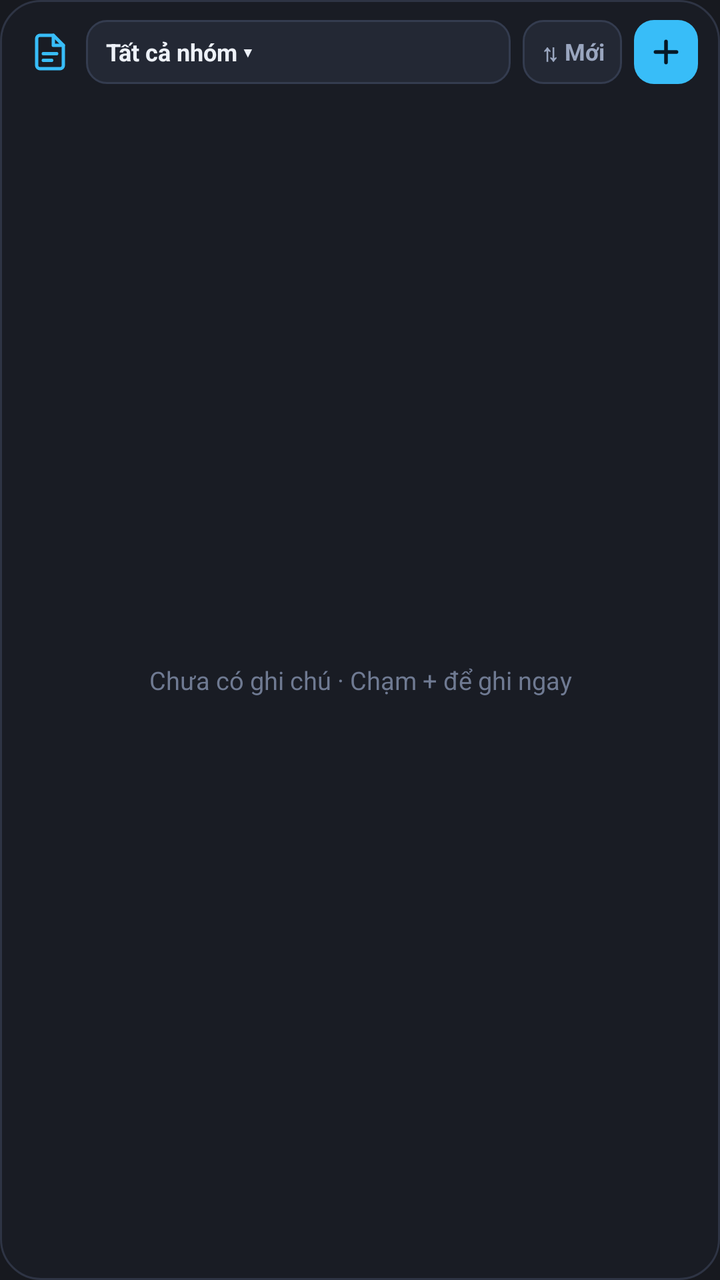
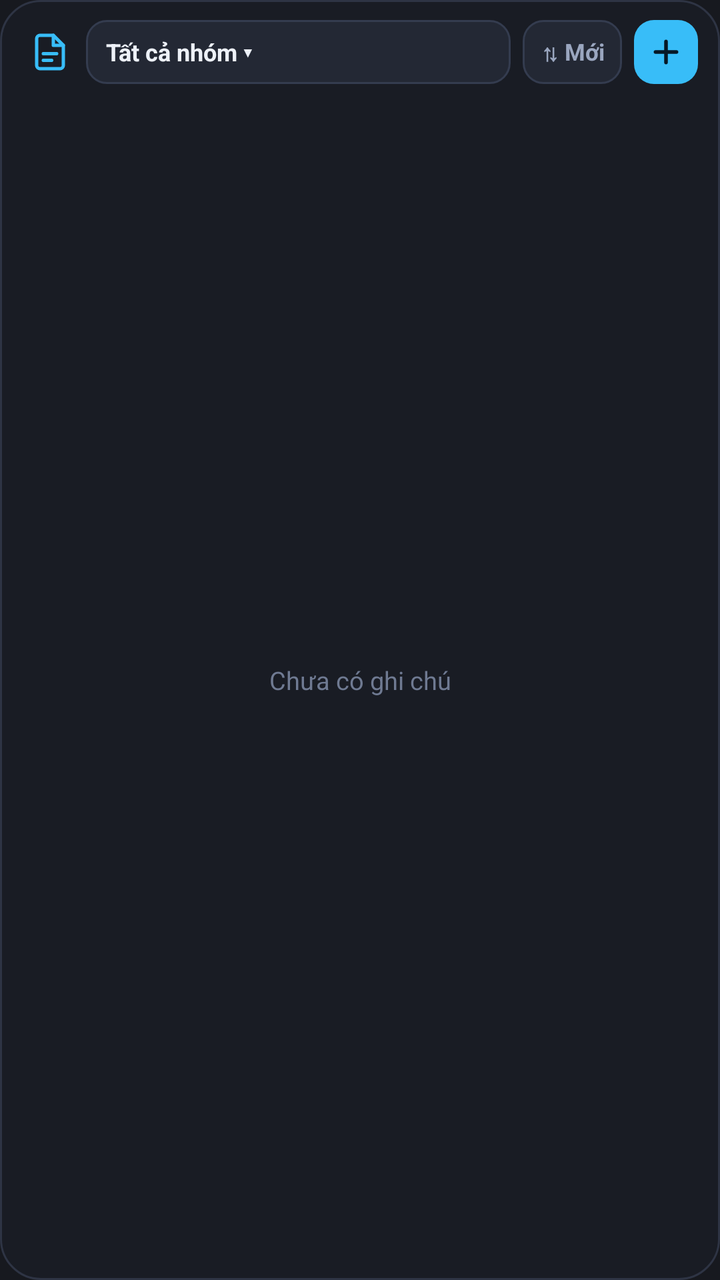

An Android layout rendered at two revisions. The XML below is the earlier revision; the diff shows what the commit changed to produce the second picture.
<!-- AndroidManifest.xml: application theme Theme.ObsidianQuick -->
<!-- res/layout/widget_notes.xml -->
<?xml version="1.0" encoding="utf-8"?>
<LinearLayout xmlns:android="http://schemas.android.com/apk/res/android"
    android:id="@+id/w_notes_root"
    android:layout_width="match_parent"
    android:layout_height="match_parent"
    android:background="@drawable/widget_bg"
    android:orientation="vertical"
    android:paddingStart="11dp"
    android:paddingTop="10dp"
    android:paddingEnd="11dp"
    android:paddingBottom="10dp">

    <LinearLayout
        android:layout_width="match_parent"
        android:layout_height="wrap_content"
        android:layout_marginBottom="8dp"
        android:gravity="center_vertical"
        android:orientation="horizontal">

        <ImageView
            android:id="@+id/w_notes_open_app"
            android:layout_width="28dp"
            android:layout_height="28dp"
            android:padding="4dp"
            android:scaleType="fitCenter"
            android:src="@drawable/ic_w_note_badge" />

        <TextView
            android:id="@+id/w_notes_group_btn"
            android:layout_width="0dp"
            android:layout_height="32dp"
            android:layout_marginStart="4dp"
            android:layout_marginEnd="6dp"
            android:layout_weight="1"
            android:background="@drawable/widget_btn_bg"
            android:ellipsize="end"
            android:gravity="center_vertical"
            android:paddingStart="10dp"
            android:paddingEnd="10dp"
            android:singleLine="true"
            android:text="Tất cả nhóm ▾"
            android:textColor="#EDF1F8"
            android:textSize="12sp"
            android:textStyle="bold" />

        <TextView
            android:id="@+id/w_notes_sort_btn"
            android:layout_width="wrap_content"
            android:layout_height="32dp"
            android:layout_marginEnd="6dp"
            android:background="@drawable/widget_btn_bg"
            android:gravity="center"
            android:paddingStart="9dp"
            android:paddingEnd="9dp"
            android:singleLine="true"
            android:text="⇅ Mới"
            android:textColor="#9AA6BF"
            android:textSize="11.5sp"
            android:textStyle="bold" />

        <ImageView
            android:id="@+id/w_notes_add_btn"
            android:layout_width="32dp"
            android:layout_height="32dp"
            android:background="@drawable/widget_add_notes_bg"
            android:padding="7dp"
            android:scaleType="fitCenter"
            android:src="@drawable/ic_w_plus_dark" />
    </LinearLayout>

    <FrameLayout
        android:layout_width="match_parent"
        android:layout_height="0dp"
        android:layout_weight="1">

        <ListView
            android:id="@+id/w_notes_list"
            android:layout_width="match_parent"
            android:layout_height="match_parent"
            android:clipToPadding="false"
            android:divider="@android:color/transparent"
            android:dividerHeight="6dp"
            android:scrollbars="none" />

        <TextView
            android:id="@+id/w_notes_empty"
            android:layout_width="match_parent"
            android:layout_height="match_parent"
            android:gravity="center"
            android:padding="12dp"
            android:text="Chưa có ghi chú · Chạm + để ghi ngay"
            android:textColor="#6F7A92"
            android:textSize="12.5sp" />
    </FrameLayout>

</LinearLayout>
<!-- resources referenced by this layout -->
<resources>
  <!-- drawable ic_w_note_badge (drawable) -->
  <vector xmlns:android="http://schemas.android.com/apk/res/android"
      android:width="20dp"
      android:height="20dp"
      android:viewportWidth="24"
      android:viewportHeight="24">
      <path
          android:fillColor="#00000000"
          android:pathData="M14,2H6A2,2 0,0 0,4 4V20A2,2 0,0 0,6 22H18A2,2 0,0 0,20 20V8L14,2Z"
          android:strokeWidth="2"
          android:strokeColor="#38BDF8"
          android:strokeLineCap="round"
          android:strokeLineJoin="round" />
      <path
          android:fillColor="#00000000"
          android:pathData="M14,2V8H20M8,13H16M8,17H13"
          android:strokeWidth="2"
          android:strokeColor="#38BDF8"
          android:strokeLineCap="round"
          android:strokeLineJoin="round" />
  </vector>
  <!-- drawable ic_w_plus_dark (drawable) -->
  <?xml version="1.0" encoding="utf-8"?>
  <vector xmlns:android="http://schemas.android.com/apk/res/android"
      android:width="18dp"
      android:height="18dp"
      android:viewportWidth="24"
      android:viewportHeight="24">
      <path
          android:strokeColor="#061826"
          android:strokeWidth="2.4"
          android:strokeLineCap="round"
          android:pathData="M12,5v14M5,12h14" />
  </vector>
  <!-- drawable widget_add_notes_bg (drawable) -->
  <?xml version="1.0" encoding="utf-8"?>
  <shape xmlns:android="http://schemas.android.com/apk/res/android" android:shape="rectangle">
      <solid android:color="#38BDF8" />
      <corners android:radius="10dp" />
  </shape>
  <!-- drawable widget_bg (drawable) -->
  <?xml version="1.0" encoding="utf-8"?>
  <shape xmlns:android="http://schemas.android.com/apk/res/android" android:shape="rectangle">
      <solid android:color="#191C24" />
      <stroke android:width="1dp" android:color="#2E3444" />
      <corners android:radius="20dp" />
  </shape>
  <!-- drawable widget_btn_bg (drawable) -->
  <?xml version="1.0" encoding="utf-8"?>
  <shape xmlns:android="http://schemas.android.com/apk/res/android" android:shape="rectangle">
      <solid android:color="#232834" />
      <stroke android:width="1dp" android:color="#343C4F" />
      <corners android:radius="10dp" />
  </shape>
  <style name="Theme.ObsidianQuick" parent="Theme.AppCompat.NoActionBar">
          <item name="android:statusBarColor">#17191F</item>
          <item name="android:navigationBarColor">#1D2028</item>
          <item name="android:windowLightStatusBar">false</item>
          <item name="android:windowBackground">#17191F</item>
      </style>
</resources>

<!-- the commit's change to res/layout/widget_notes.xml (unified diff, before → after) -->
@@ -88,7 +88,7 @@
             android:layout_height="match_parent"
             android:gravity="center"
             android:padding="12dp"
-            android:text="Chưa có ghi chú · Chạm + để ghi ngay"
+            android:text="Chưa có ghi chú"
             android:textColor="#6F7A92"
             android:textSize="12.5sp" />
     </FrameLayout>
